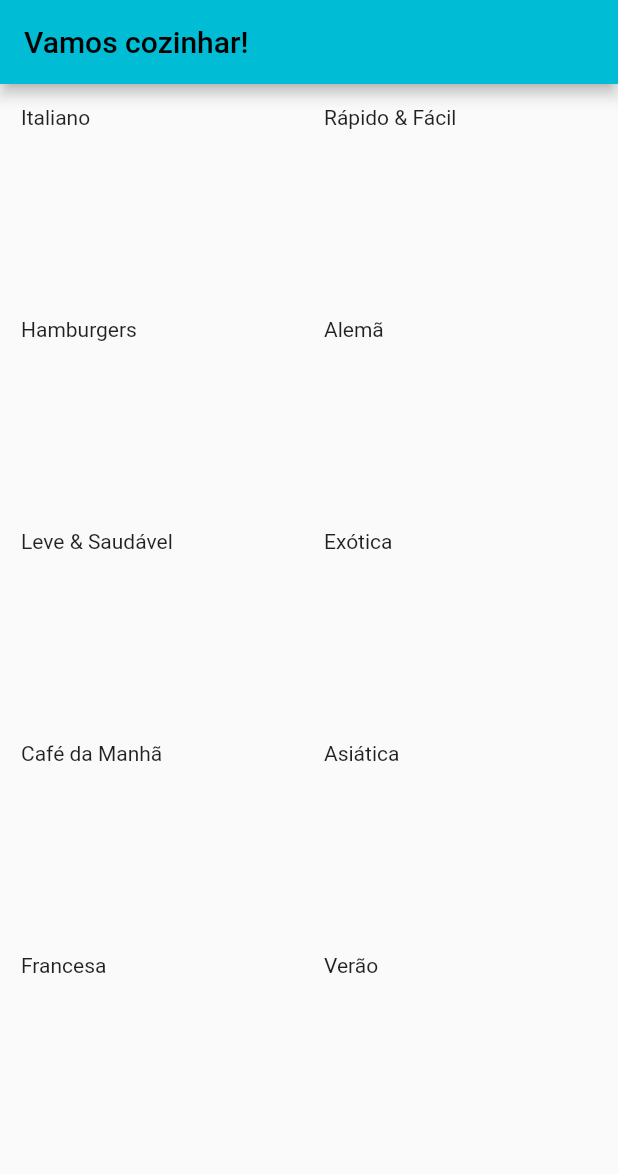
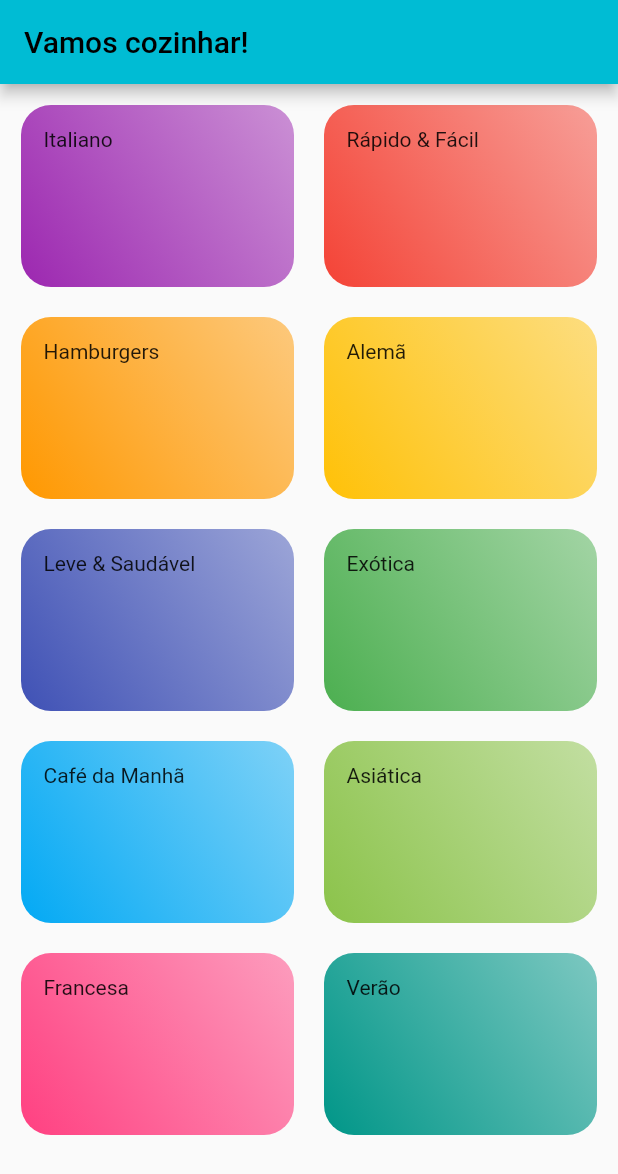
Before and after one commit to bielom43/foods_app, a Flutter app: the screen it shows after launch, on a phone screen of 412 x 824 dp. Shown: the top 1174 px of the screen. Run offline on Flutter 3.47's test engine with Material 2 defaults, Android fonts, the phone set to English and light mode, and no system bars.

Commit message:
#008 add: customization in category itens

```diff
--- a/lib/components/category_item.dart
+++ b/lib/components/category_item.dart
@@ -11,6 +11,18 @@ class CategoryItem extends StatelessWidget {
   @override
   Widget build(BuildContext context) {
     return Container(
+      padding: const EdgeInsets.all(15),
+      decoration: BoxDecoration(
+        borderRadius: BorderRadius.circular(20),
+        gradient: LinearGradient(
+          colors: [
+            category.color.withOpacity(0.5),
+            category.color,
+          ],
+          begin: Alignment.topRight,
+          end: Alignment.bottomLeft,
+        ),
+      ),
       child: Text(category.title),
     );
   }
```
